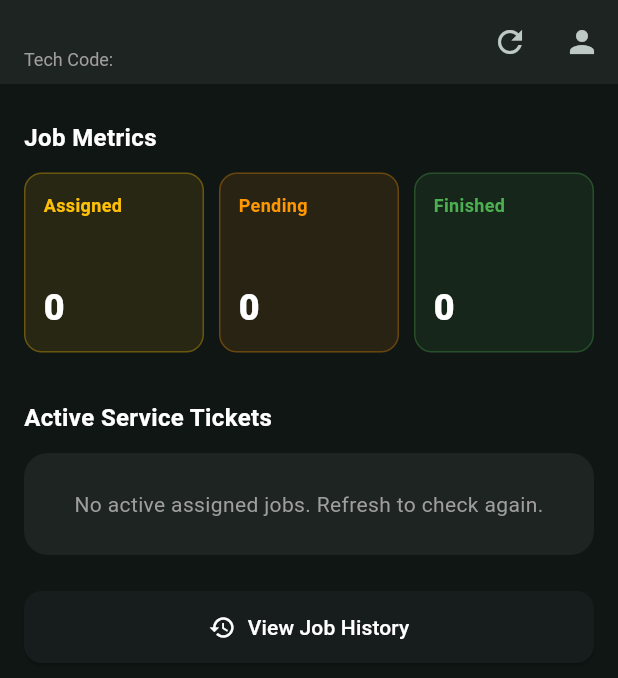
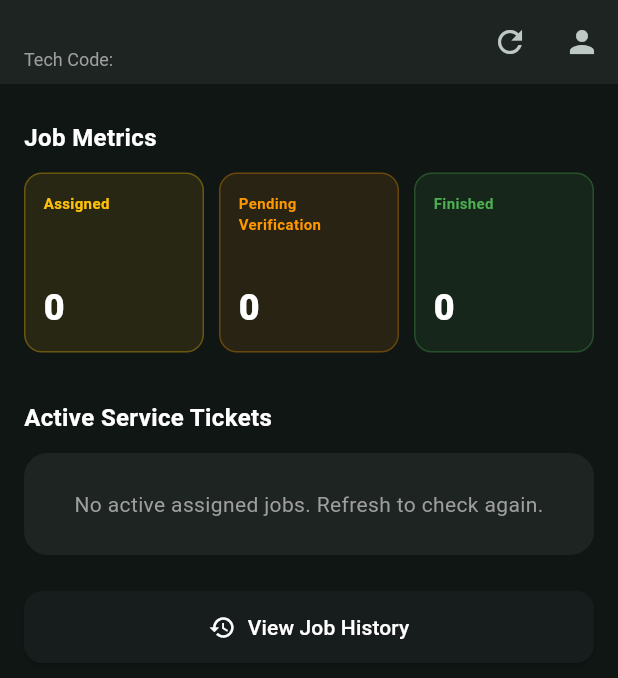
Before and after one commit to sujayangadi90/GSP, a Flutter app: the DashboardScreen screen opened directly with empty values, after a tap on the "refresh" icon, on a phone screen of 412 x 824 dp. Shown: the top 678 px of the screen. Run offline on Flutter 3.47's test engine with Material 3 defaults, Android fonts, the phone set to English and light mode, and no system bars; our stand-ins replace image_picker, shared_preferences; accounts and stored records are empty; network calls fail.

Commit message:
feat: add Pending Verification metrics and navigation to technician mobile app

```diff
--- a/Service Management/Technician Mobile App/lib/main.dart
+++ b/Service Management/Technician Mobile App/lib/main.dart
@@ -293,9 +293,9 @@ class _DashboardScreenState extends State<DashboardScreen> {
         int assigned = 0, pending = 0, completed = 0;
         for (var job in jobsData) {
           final s = job['status'];
-          if (s == 'assigned') assigned++;
-          if (s == 'in_progress') pending++;
-          if (s == 'completed' || s == 'verification_pending' || s == 'closed') completed++;
+          if (s == 'assigned' || s == 'in_progress') assigned++;
+          if (s == 'verification_pending') pending++;
+          if (s == 'completed' || s == 'closed') completed++;
         }
         setState(() {
           _jobs = jobsData;
@@ -370,9 +370,51 @@ class _DashboardScreenState extends State<DashboardScreen> {
                     childAspectRatio: 1.0,
                     physics: const NeverScrollableScrollPhysics(),
                     children: [
-                      _buildStatCard('Assigned', _assignedCount, Colors.amber),
-                      _buildStatCard('Pending', _pendingCount, Colors.orange),
-                      _buildStatCard('Finished', _completedCount, Colors.green),
+                      _buildStatCard(
+                        'Assigned',
+                        _assignedCount,
+                        Colors.amber,
+                        onTap: () => Navigator.push(
+                          context,
+                          MaterialPageRoute(
+                            builder: (context) => JobHistoryScreen(
+                              token: widget.token,
+                              apiUrl: widget.apiUrl,
+                              initialStatus: 'assigned',
+                            ),
+                          ),
+                        ).then((_) => _loadJobs()),
+                      ),
+                      _buildStatCard(
+                        'Pending Verification',
+                        _pendingCount,
+                        Colors.orange,
+                        onTap: () => Navigator.push(
+                          context,
+                          MaterialPageRoute(
+                            builder: (context) => JobHistoryScreen(
+                              token: widget.token,
+                              apiUrl: widget.apiUrl,
+                              initialStatus: 'verification_pending',
+                            ),
+                          ),
+                        ).then((_) => _loadJobs()),
+                      ),
+                      _buildStatCard(
+                        'Finished',
+                        _completedCount,
+                        Colors.green,
+                        onTap: () => Navigator.push(
+                          context,
+                          MaterialPageRoute(
+                            builder: (context) => JobHistoryScreen(
+                              token: widget.token,
+                              apiUrl: widget.apiUrl,
+                              initialStatus: 'closed',
+                            ),
+                          ),
+                        ).then((_) => _loadJobs()),
+                      ),
                     ],
                   ),
               const SizedBox(height: 32),
@@ -412,8 +454,10 @@ class _DashboardScreenState extends State<DashboardScreen> {
     );
   }
 
-  Widget _buildStatCard(String title, int count, Color color) {
-    return Container(
+  Widget _buildStatCard(String title, int count, Color color, {VoidCallback? onTap}) {
+    return GestureDetector(
+      onTap: onTap,
+      child: Container(
         padding: const EdgeInsets.all(12),
         decoration: BoxDecoration(
           color: color.withOpacity(0.1),
@@ -424,9 +468,15 @@ class _DashboardScreenState extends State<DashboardScreen> {
           crossAxisAlignment: CrossAxisAlignment.start,
           mainAxisAlignment: MainAxisAlignment.spaceBetween,
           children: [
-          Text(title, style: TextStyle(fontSize: 12, fontWeight: FontWeight.bold, color: color)),
+            Text(
+              title,
+              style: TextStyle(fontSize: 10, fontWeight: FontWeight.bold, color: color),
+              maxLines: 2,
+              overflow: TextOverflow.ellipsis,
+            ),
             Text('$count', style: const TextStyle(fontSize: 24, fontWeight: FontWeight.w900, color: Colors.white)),
           ],
+        ),
       ),
     );
   }
@@ -1015,8 +1065,9 @@ class _JobDetailsScreenState extends State<JobDetailsScreen> {
 class JobHistoryScreen extends StatefulWidget {
   final String token;
   final String apiUrl;
-
-  const JobHistoryScreen({super.key, required this.token, required this.apiUrl});
+  final String? initialStatus;
+
+  const JobHistoryScreen({super.key, required this.token, required this.apiUrl, this.initialStatus});
 
   @override
   State<JobHistoryScreen> createState() => _JobHistoryScreenState();
@@ -1031,11 +1082,12 @@ class _JobHistoryScreenState extends State<JobHistoryScreen> {
 
   int _selectedMonth = DateTime.now().month;
   int _selectedYear = DateTime.now().year;
-  String _selectedStatusFilter = 'closed'; // 'assigned' or 'closed'
+  late String _selectedStatusFilter;
 
   @override
   void initState() {
     super.initState();
+    _selectedStatusFilter = widget.initialStatus ?? 'closed';
     _fetchJobs();
   }
 
@@ -1315,6 +1367,21 @@ class _JobHistoryScreenState extends State<JobHistoryScreen> {
                 Padding(
                   padding: const EdgeInsets.only(right: 8.0),
                   child: ChoiceChip(
+                    label: const Text('Pending Verification'),
+                    selected: _selectedStatusFilter == 'verification_pending',
+                    onSelected: (sel) {
+                      if (sel) {
+                        setState(() {
+                          _selectedStatusFilter = 'verification_pending';
+                        });
+                        _fetchJobs();
+                      }
+                    },
+                  ),
+                ),
+                Padding(
+                  padding: const EdgeInsets.only(right: 8.0),
+                  child: ChoiceChip(
                     label: const Text('Closed'),
                     selected: _selectedStatusFilter == 'closed',
                     onSelected: (sel) {
```
Also changed, not shown: 1 other file. Lines whose indentation alone changed are shown as unchanged.
